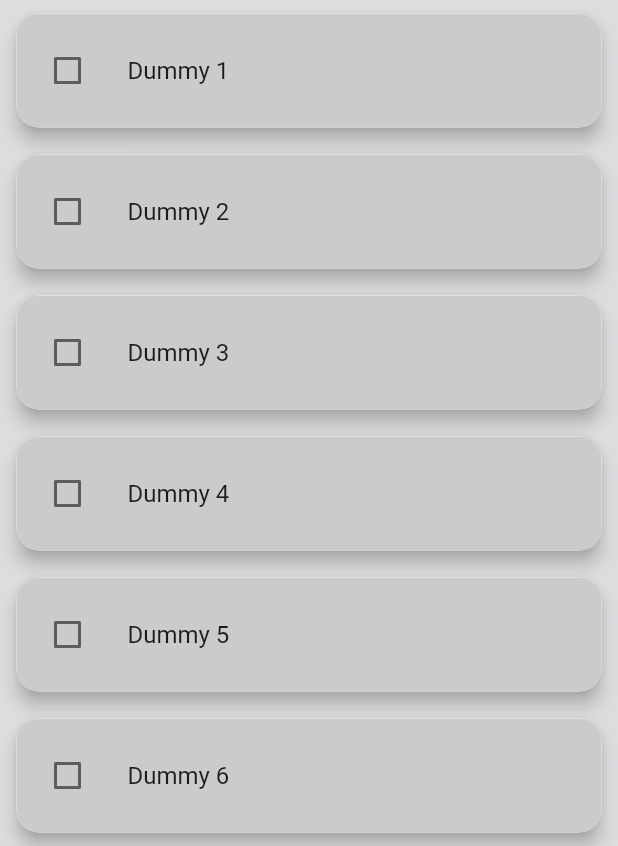
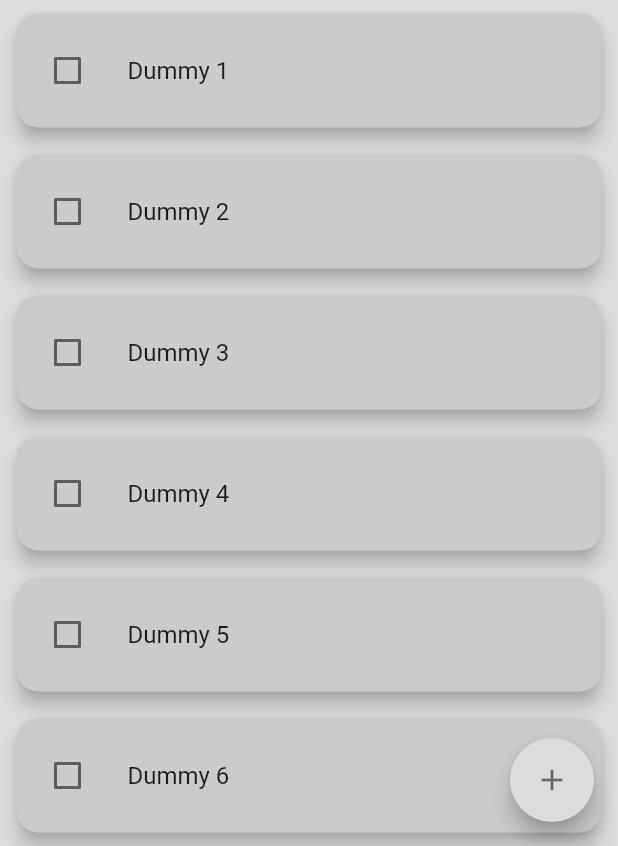
Before and after one commit to memrec45/habit-tracker, a Flutter app: the screen it shows after launch, scrolled down 152 dp, on a phone screen of 412 x 824 dp, the part 390-1236 px from its top. Run offline on Flutter 3.47's test engine with Material 2 defaults, Android fonts, the phone set to English and light mode, and no system bars; drawn by our look-alikes of flutter_slidable.

Commit message:
Now I can add and delete habits

```diff
--- a/habit_tracker/lib/main.dart
+++ b/habit_tracker/lib/main.dart
@@ -1,10 +1,14 @@
 import 'package:flutter/material.dart';
+import 'package:habit_tracker/models/habit_model.dart';
 import 'package:habit_tracker/pages/home_page.dart';
-
+import 'package:provider/provider.dart';
 import 'constants.dart';
 
 void main() {
-  runApp(const MyApp());
+  runApp(ChangeNotifierProvider(
+    create: ((context) => HabitModel(id: 0, habitName: "habitName")),
+    child: const MyApp(),
+  ));
 }
 
 class MyApp extends StatelessWidget {
@@ -13,12 +17,26 @@ class MyApp extends StatelessWidget {
   // This widget is the root of your application.
   @override
   Widget build(BuildContext context) {
-    return  MaterialApp(
+    return MaterialApp(
       theme: ThemeData(
         backgroundColor: bgColor,
         primaryColor: habitTileColor,
-        buttonColor: buttonColor,
-
+        buttonTheme: ButtonThemeData(
+          colorScheme: ColorScheme(
+            brightness: Brightness.light,
+            primary: habitTileColor,
+            onPrimary: Colors.black,
+            secondary: bgColor,
+            onSecondary: Colors.white,
+            error: Colors.red,
+            onError: Colors.white,
+            background: buttonColor,
+            onBackground: Colors.white,
+            surface: bgColor,
+            onSurface: Colors.black,
+          ),
+          buttonColor: buttonColor,
+        ),
       ),
       debugShowCheckedModeBanner: false,
       home: HomePage(),
--- a/habit_tracker/lib/pages/home_page.dart
+++ b/habit_tracker/lib/pages/home_page.dart
@@ -1,5 +1,6 @@
 import 'package:flutter/material.dart';
 import 'package:habit_tracker/models/habit_model.dart';
+import 'package:habit_tracker/utils/add_new_habit_screen.dart';
 import 'package:habit_tracker/utils/habit_section.dart';
 import 'package:habit_tracker/utils/sliver_appbar.dart';
 import 'package:provider/provider.dart';
@@ -20,9 +21,22 @@ class _HomePageState extends State<HomePage> {
   Widget build(BuildContext context) {
     final double _maxHeight = MediaQuery.of(context).size.height;
     final double _maxwidth = MediaQuery.of(context).size.width;
-    return ChangeNotifierProvider(
-      create: (context) => HabitModel(habitName: '', id: 0),
-      child: Scaffold(
+
+    return Scaffold(
+      floatingActionButton: FloatingActionButton(
+        backgroundColor: ButtonTheme.of(context).colorScheme?.secondary,
+        child: const Icon(
+          Icons.add,
+          color: Colors.black54,
+        ),
+        onPressed: () {
+          showDialog(
+              context: context,
+              builder: (context) {
+                return AddNewHabit();
+              });
+        },
+      ),
       backgroundColor: Theme.of(context).backgroundColor,
       body: CustomScrollView(
         controller: _scrollController,
@@ -32,11 +46,11 @@ class _HomePageState extends State<HomePage> {
             maxwidth: _maxwidth,
             scrollController: _scrollController,
           ),
+
           // Habit Section
           HabitSection(),
         ],
       ),
-      ),
     );
   }
 }
--- a/habit_tracker/lib/utils/habit_tile.dart
+++ b/habit_tracker/lib/utils/habit_tile.dart
@@ -2,6 +2,7 @@ import 'package:flutter/material.dart';
 import 'package:provider/provider.dart';
 
 import '../models/habit_model.dart';
+import 'package:flutter_slidable/flutter_slidable.dart';
 
 class HabitTile extends StatefulWidget {
   HabitTile({
@@ -36,12 +37,37 @@ class _HabitTileState extends State<HabitTile> {
         return Padding(
           padding: const EdgeInsets.symmetric(horizontal: 7, vertical: 5),
           child: Card(
+            color: Theme.of(context).primaryColor,
             shape: RoundedRectangleBorder(
               borderRadius: BorderRadius.circular(15),
             ),
             elevation: 5,
+            child: Slidable(
+              endActionPane: ActionPane(
+                motion: const ScrollMotion(),
+                children: [
+                  // Slidable Delete button
+                  SlidableAction(
+                    label: "Delete",
+                    backgroundColor: Colors.red,
+                    icon: Icons.delete ,
+                    onPressed: (_){
+                      val.deleteHabit(widget.index);
+                    },
+                  ),
+                  // Slidable Edit Button
+                  SlidableAction(
+                    label: "Edit",
+                    // backgroundColor: Colors.red,
+                    icon: Icons.settings ,
+                    onPressed: (_){
+                      val.editHabit(widget.index);
+                    },
+                  )
+                ],
+              ),
               child: ListTile(
-              contentPadding:const EdgeInsets.all(10),
+                contentPadding: const EdgeInsets.all(10),
                 leading: Checkbox(
                   value: widget.isItDone,
                   onChanged: (_) {
@@ -55,6 +81,7 @@ class _HabitTileState extends State<HabitTile> {
                 title: Text(widget.habitName),
               ),
             ),
+          ),
         );
       }),
     );
--- a/habit_tracker/pubspec.yaml
+++ b/habit_tracker/pubspec.yaml
@@ -34,6 +34,7 @@ dependencies:
   # The following adds the Cupertino Icons font to your application.
   # Use with the CupertinoIcons class for iOS style icons.
   cupertino_icons: ^1.0.2
+  flutter_slidable: ^1.3.2
 
 dev_dependencies:
   flutter_test:
```
Also changed, not shown: habit_tracker/lib/models/habit_model.dart (+25 -3 lines), habit_tracker/lib/utils/add_new_habit_screen.dart (added, +94 -0 lines), habit_tracker/lib/utils/habit_section.dart (+9 -3 lines), habit_tracker/pubspec.lock. Lines whose indentation alone changed are shown as unchanged.
